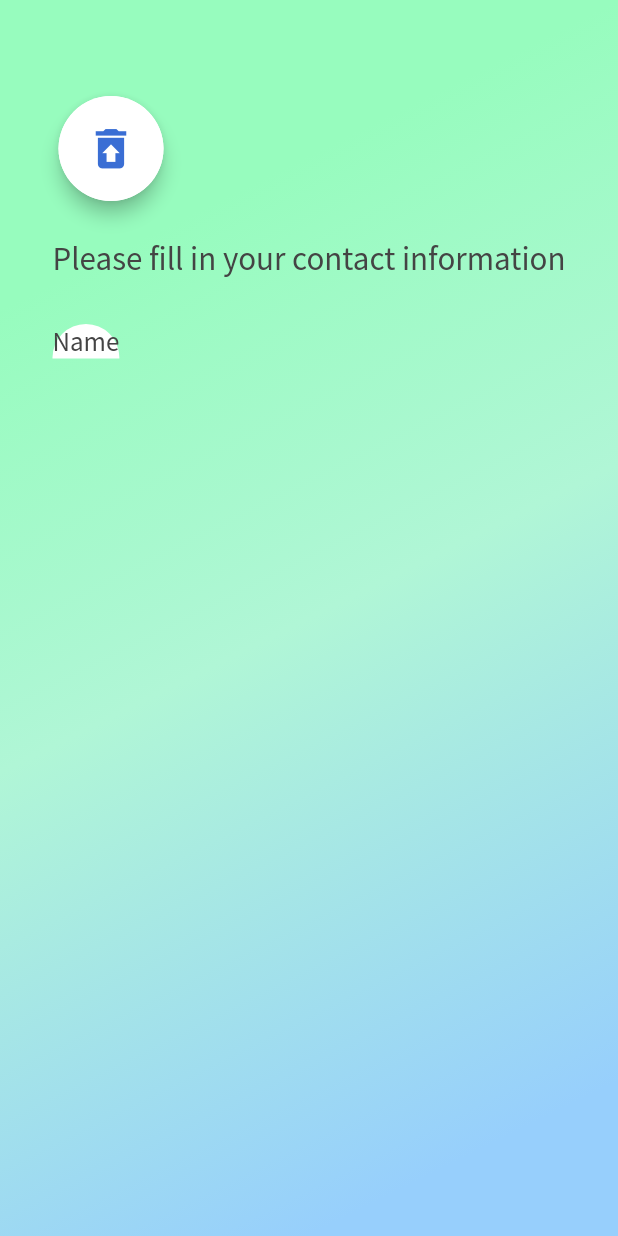
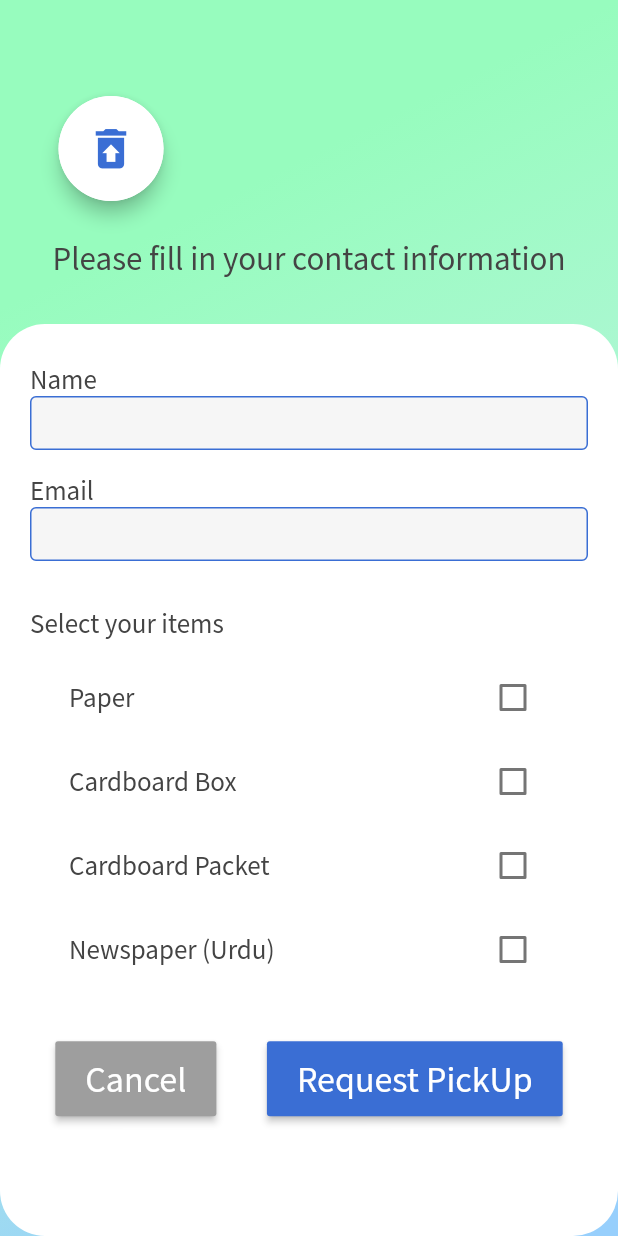
Before and after one commit to EricSchrappe/garbagecan, a Flutter app: the ContactDetails screen opened by its route, on a phone screen of 412 x 824 dp. Run offline on Flutter 3.47's test engine with Material 2 defaults, Android fonts, the phone set to English and light mode, and no system bars; our stand-ins replace geolocator, table_calendar; missing offline and left inert: geocoder.

Commit message:
Create the form screen + fixed the scroll widgets

```diff
--- a/lib/components/date_tile_view.dart
+++ b/lib/components/date_tile_view.dart
@@ -10,7 +10,9 @@ class DateListTileView extends StatelessWidget {
 
   @override
   Widget build(BuildContext context) {
-    return Consumer<DateSlotsData>(
+    return Container(
+      height: MediaQuery.of(context).size.height * 0.3,
+      child: Consumer<DateSlotsData>(
         builder: (context, dateSlotsData, child) {
           return ListView.builder(
             shrinkWrap: true,
@@ -28,6 +30,7 @@ class DateListTileView extends StatelessWidget {
             itemCount: dateSlotsData.dateSlots[selectedDate].length,
           );
         },
+      ),
     );
   }
 }
--- /dev/null
+++ b/lib/components/item_tile.dart
@@ -0,0 +1,31 @@
+import 'package:flutter/material.dart';
+
+class ItemTile extends StatelessWidget {
+  final bool isChecked;
+  final String itemText;
+  final Function checkboxCallback;
+
+  ItemTile({
+    this.isChecked,
+    this.itemText,
+    this.checkboxCallback,
+  });
+
+  @override
+  Widget build(BuildContext context) {
+    return ListTile(
+      title: Text(
+        itemText,
+        style: TextStyle(
+          color: Color(0xFF444444),
+          fontSize: 18.0,
+        ),
+      ),
+      trailing: Checkbox(
+        activeColor: Color(0xFF3A6ED4),
+        value: isChecked,
+        onChanged: checkboxCallback,
+      ),
+    );
+  }
+}
--- /dev/null
+++ b/lib/components/item_tile_view.dart
@@ -0,0 +1,33 @@
+import 'package:flutter/material.dart';
+import 'package:provider/provider.dart';
+import 'package:garbagecan/model/item_data.dart';
+import 'package:garbagecan/components/item_tile.dart';
+
+class ItemTileView extends StatelessWidget {
+  @override
+  Widget build(BuildContext context) {
+    return Container(
+      padding: EdgeInsets.all(10.0),
+      height: MediaQuery.of(context).size.height * 0.3,
+      child: Consumer<ItemData>(
+        builder: (context, itemData, child) {
+          return ListView.builder(
+            padding: EdgeInsets.only(top: 0.0),
+            shrinkWrap: true,
+            itemBuilder: (context, index) {
+              final item = itemData.items[index];
+              return ItemTile(
+                itemText: item.name,
+                isChecked: item.isChecked,
+                checkboxCallback: (checkboxState) {
+                  itemData.updateCheckbox(item);
+                },
+              );
+            },
+            itemCount: itemData.items.length,
+          );
+        },
+      ),
+    );
+  }
+}
--- a/lib/main.dart
+++ b/lib/main.dart
@@ -1,5 +1,6 @@
 import 'package:flutter/material.dart';
 import 'package:garbagecan/model/date_slots_data.dart';
+import 'package:garbagecan/model/item_data.dart';
 import 'package:garbagecan/screens/calendar_screen.dart';
 import 'package:garbagecan/screens/welcome_screen.dart';
 import 'screens/contact_details_screen.dart';
@@ -11,6 +12,9 @@ void main() {
       providers: [
         ChangeNotifierProvider(
           create: (context) => DateSlotsData(),
+        ),
+        ChangeNotifierProvider(
+          create: (context) => ItemData(),
         ),
       ],
       child: GarbageCANApp(),
--- a/lib/model/date_slots_data.dart
+++ b/lib/model/date_slots_data.dart
@@ -1,5 +1,4 @@
 import 'package:garbagecan/model/date_slots.dart';
-import 'dart:collection';
 import 'package:flutter/foundation.dart';
 import 'package:intl/intl.dart';
 
@@ -11,6 +10,10 @@ class DateSlotsData extends ChangeNotifier {
       DateSlots(dateText: '07:30'),
       DateSlots(dateText: '08:00'),
       DateSlots(dateText: '08:30'),
+      DateSlots(dateText: '09:00'),
+      DateSlots(dateText: '09:00'),
+      DateSlots(dateText: '09:00'),
+      DateSlots(dateText: '09:00'),
       DateSlots(dateText: '09:00'),
     ],
     DateTime.parse(DateFormat('yyyy-MM-dd').format(DateTime(2021, 1, 15))): [
--- /dev/null
+++ b/lib/model/item.dart
@@ -0,0 +1,10 @@
+class Item {
+  final String name;
+  bool isChecked;
+
+  Item({this.name, this.isChecked = false});
+
+  void toogleCheckbox() {
+    isChecked = !isChecked;
+  }
+}
--- /dev/null
+++ b/lib/model/item_data.dart
@@ -0,0 +1,28 @@
+import 'package:garbagecan/model/item.dart';
+import 'dart:collection';
+import 'package:flutter/foundation.dart';
+
+class ItemData extends ChangeNotifier {
+  List<Item> _items = [
+    Item(name: 'Paper'),
+    Item(name: 'Cardboard Box'),
+    Item(name: 'Cardboard Packet'),
+    Item(name: 'Newspaper (Urdu)'),
+    Item(name: 'Newspaper (English'),
+    Item(name: 'Aluminum Can'),
+    Item(name: 'Copper'),
+    Item(name: 'Tin'),
+    Item(name: 'Iron'),
+    Item(name: 'Plastic Bottles (PET)'),
+    Item(name: 'Plastic (Other)')
+  ];
+
+  UnmodifiableListView get items {
+    return UnmodifiableListView(_items);
+  }
+
+  void updateCheckbox(Item item) {
+    item.toogleCheckbox();
+    notifyListeners();
+  }
+}
--- a/lib/screens/contact_details_screen.dart
+++ b/lib/screens/contact_details_screen.dart
@@ -1,4 +1,5 @@
 import 'package:flutter/material.dart';
+import 'package:garbagecan/components/item_tile_view.dart';
 
 class ContactDetails extends StatelessWidget {
   @override
@@ -48,18 +49,20 @@ class ContactDetails extends StatelessWidget {
                       fontSize: 22.0,
                     ),
                   ),
-                  SizedBox(
-                    height: 30.0,
+                ],
               ),
-                  Container(
+            ),
+            Expanded(
+              child: Container(
+                padding: EdgeInsets.symmetric(horizontal: 20.0, vertical: 25.0),
                 decoration: BoxDecoration(
                   color: Colors.white,
-                      borderRadius: BorderRadius.only(
-                        topLeft: Radius.circular(30.0),
-                        topRight: Radius.circular(30.0),
+                  borderRadius: BorderRadius.all(
+                    Radius.circular(30.0),
                   ),
                 ),
                 child: Column(
+                  crossAxisAlignment: CrossAxisAlignment.start,
                   children: [
                     Text(
                       'Name',
@@ -67,11 +70,99 @@ class ContactDetails extends StatelessWidget {
                         color: Color(0xFF444444),
                         fontSize: 18.0,
                       ),
-                        )
+                    ),
+                    TextField(
+                      decoration: InputDecoration(
+                        filled: true,
+                        fillColor: Color(0xFFF6F6F6),
+                        border: OutlineInputBorder(
+                          borderSide: BorderSide(
+                            color: Color(0xFF3A6ED4),
+                          ),
+                        ),
+                        enabledBorder: OutlineInputBorder(
+                          borderSide: BorderSide(
+                            color: Color(0xFF3A6ED4),
+                          ),
+                        ),
+                        isDense: true,
+                        contentPadding: EdgeInsets.all(8.0),
+                      ),
+                    ),
+                    SizedBox(
+                      height: 15.0,
+                    ),
+                    Text(
+                      'Email',
+                      style: TextStyle(
+                        color: Color(0xFF444444),
+                        fontSize: 18.0,
+                      ),
+                    ),
+                    TextField(
+                      keyboardType: TextInputType.emailAddress,
+                      decoration: InputDecoration(
+                        filled: true,
+                        fillColor: Color(0xFFF6F6F6),
+                        border: OutlineInputBorder(
+                          borderSide: BorderSide(
+                            color: Color(0xFF3A6ED4),
+                          ),
+                        ),
+                        enabledBorder: OutlineInputBorder(
+                          borderSide: BorderSide(
+                            color: Color(0xFF3A6ED4),
+                          ),
+                        ),
+                        isDense: true,
+                        contentPadding: EdgeInsets.all(8.0),
+                      ),
+                    ),
+                    SizedBox(
+                      height: 30.0,
+                    ),
+                    Text(
+                      'Select your items',
+                      style: TextStyle(
+                        color: Color(0xFF444444),
+                        fontSize: 18.0,
+                      ),
+                    ),
+                    ItemTileView(),
+                    Padding(
+                      padding: EdgeInsets.symmetric(vertical: 20.0),
+                      child: Row(
+                        mainAxisAlignment: MainAxisAlignment.spaceAround,
+                        crossAxisAlignment: CrossAxisAlignment.center,
+                        children: [
+                          RaisedButton(
+                              padding: EdgeInsets.symmetric(
+                                  horizontal: 20.0, vertical: 10.0),
+                              child: Text(
+                                'Cancel',
+                                style: TextStyle(
+                                    color: Colors.white, fontSize: 24.0),
+                              ),
+                              color: Colors.grey,
+                              onPressed: () {
+                                Navigator.pop(context);
+                              }),
+                          RaisedButton(
+                            padding: EdgeInsets.symmetric(
+                                horizontal: 20.0, vertical: 10.0),
+                            color: Color(0xFF3A6ED4),
+                            child: Text(
+                              'Request PickUp',
+                              style: TextStyle(
+                                  color: Colors.white, fontSize: 24.0),
+                            ),
+                            onPressed: () {},
+                          ),
                         ],
                       ),
                     ),
                   ],
+                ),
               ),
             ),
           ],
```
Lines whose indentation alone changed are shown as unchanged.
